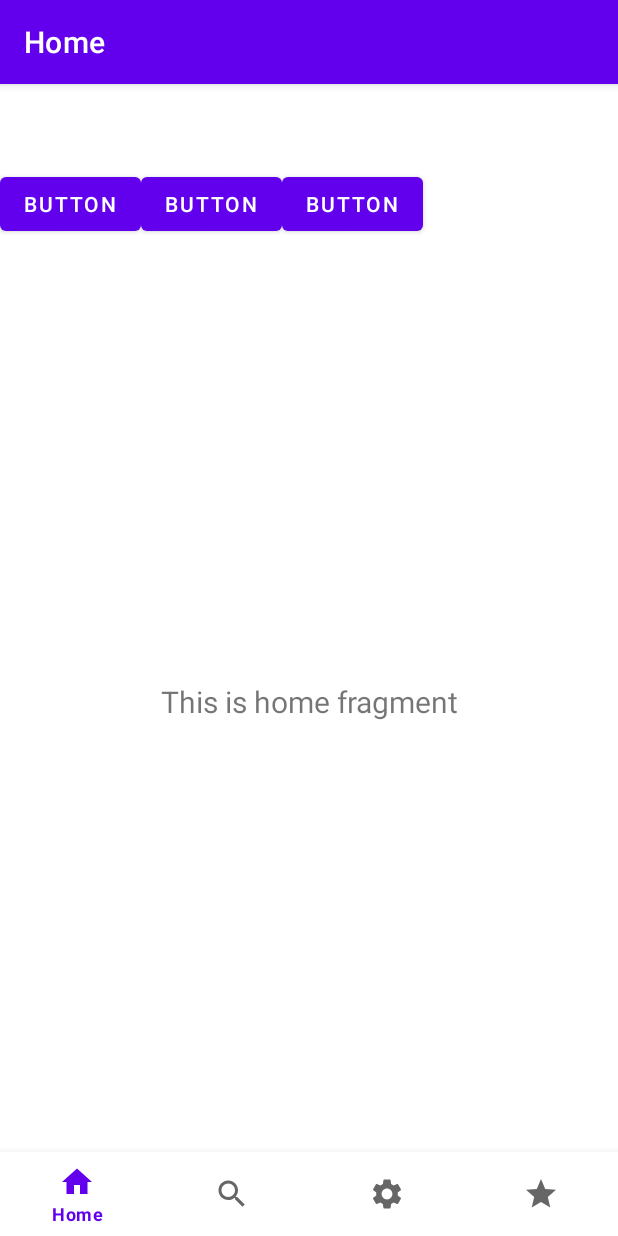
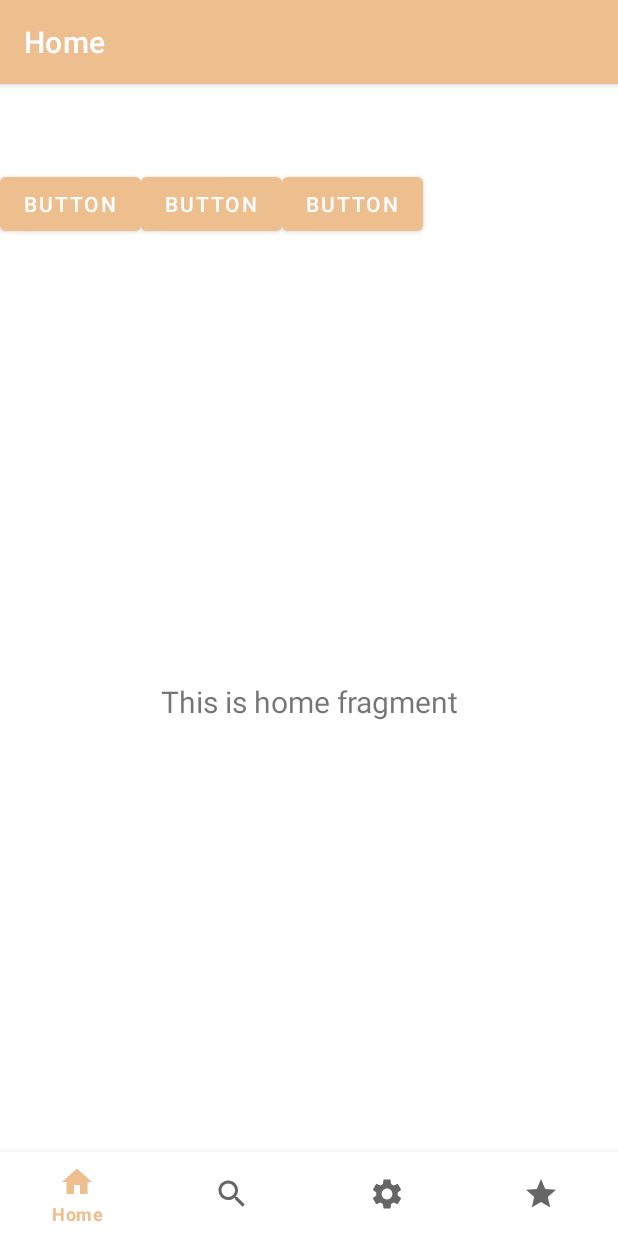
Before and after one commit to keihayashibe3/th225ajisaji, an Android app: the screen it shows after launch (MainActivity), on a phone screen of 412 x 824 dp. Run offline under Robolectric (Android 15) with nearby library versions, the phone set to English and light mode, and no system bars; our stand-ins replace navigation-ui.

Commit message:
テーマカラー変更　colors.xmlにorange700追加

```diff
--- a/app/src/main/java/com/example/th225ajisaji/MainActivity.java
+++ b/app/src/main/java/com/example/th225ajisaji/MainActivity.java
@@ -33,7 +33,7 @@ public class MainActivity extends AppCompatActivity {
         // Passing each menu ID as a set of Ids because each(各メニューIDをIDとセットとして渡す)
         // menu should be considered as top level destinations.(メニューはトップレベルの宛先となる)
         AppBarConfiguration appBarConfiguration = new AppBarConfiguration.Builder(
-                R.id.navigation_home, R.id.navigation_setting, R.id.navigation_favorite, R.id.navigation_search, R.id.Onikubutton)
+                R.id.navigation_home, R.id.navigation_setting, R.id.navigation_favorite, R.id.navigation_search)
                 .build();
         NavController navController = Navigation.findNavController(this, R.id.nav_host_fragment_activity_main);
         NavigationUI.setupActionBarWithNavController(this, navController, appBarConfiguration);
--- a/app/src/main/res/values/colors.xml
+++ b/app/src/main/res/values/colors.xml
@@ -8,4 +8,5 @@
     <color name="black">#FF000000</color>
     <color name="white">#FFFFFFFF</color>
     <color name="orange500">#edbe8e</color>
+    <color name="orange700">#bd8e5e</color>
 </resources>
--- a/app/src/main/res/values/themes.xml
+++ b/app/src/main/res/values/themes.xml
@@ -1,9 +1,11 @@
 <resources xmlns:tools="http://schemas.android.com/tools">
     <!-- Base application theme. -->
     <style name="Theme.Th225ajisaji" parent="Theme.MaterialComponents.DayNight.DarkActionBar">
+
+
         <!-- Primary brand color. -->
-        <item name="colorPrimary">@color/purple_500</item>
-        <item name="colorPrimaryVariant">@color/purple_700</item>
+        <item name="colorPrimary">@color/orange500</item>
+        <item name="colorPrimaryVariant">@color/orange700</item>
         <item name="colorOnPrimary">@color/white</item>
         <!-- Secondary brand color. -->
         <item name="colorSecondary">@color/teal_200</item>
```
